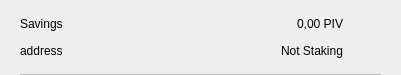
The window that src/qt/cari/forms/csrow.ui (VsyncCrypto/VSX) describes before a commit, drawn with Qt 5.
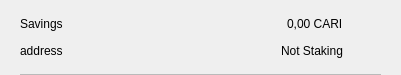
The same window after the commit. Icons and pictures are not drawn.

Diff of the .ui file:
```diff
--- a/src/qt/cari/forms/csrow.ui
+++ b/src/qt/cari/forms/csrow.ui
@@ -102,7 +102,7 @@
            <item>
             <widget class="QLabel" name="labelAmount">
              <property name="text">
-              <string>0,00 PIV</string>
+              <string>0,00 CARI</string>
              </property>
             </widget>
            </item>
```
